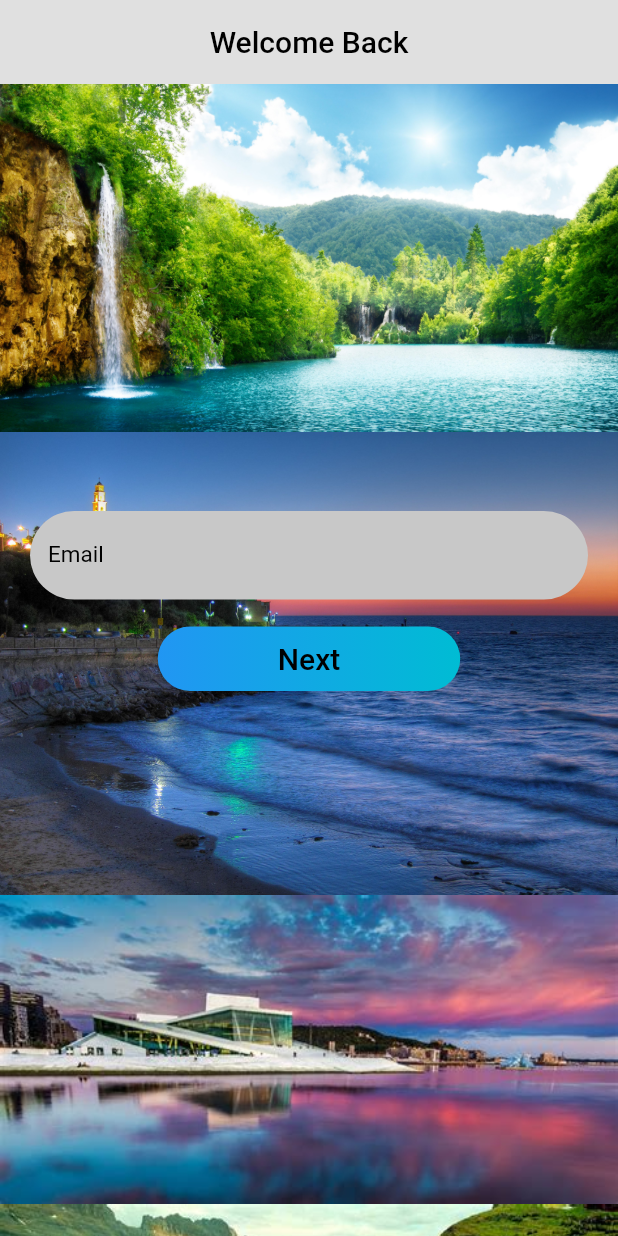
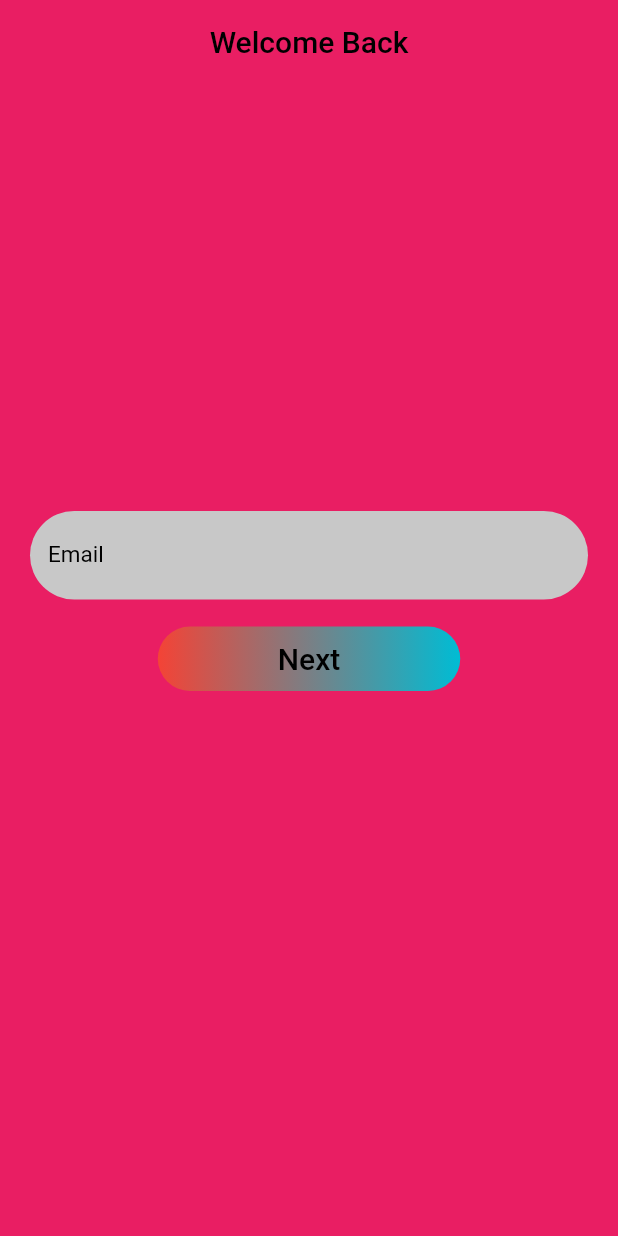
Before and after one commit to singwithaashish/envited_social_activites, a Flutter app: the screen it shows after launch, on a phone screen of 412 x 824 dp. Run offline on Flutter 3.47's test engine with Material 2 defaults, Android fonts, the phone set to English and light mode, and no system bars; our stand-ins replace cloud_firestore, date_time_picker, firebase_auth, firebase_core, firebase_storage, google_maps_flutter; missing offline and left inert: images_picker; accounts and stored records are empty.

```diff
--- a/lib/authentication/auth.dart
+++ b/lib/authentication/auth.dart
@@ -107,7 +107,7 @@ class Authentication extends ChangeNotifier {
       await FirebaseFirestore.instance
           .collection('chatAndUsersCollection')
           .add({
-        'metafata': 'hello mister hacker, please leave us in peace. thanks'
+        'timeCreated': DateTime.now(),
       }).then((value) {
         chatAndUserCollectionId = value.id;
       });
--- a/lib/main.dart
+++ b/lib/main.dart
@@ -26,9 +26,10 @@ class MainApp extends StatelessWidget {
         color: kThemeColor,
         home:
             Consumer<Authentication>(builder: (context, authentication, child) {
-          return FirebaseAuth.instance.currentUser?.uid != null
-              ? HomeScreen()
-              : LoginScreen();
+          // print(FirebaseAuth.instance.currentUser!.displayName);
+          // return LoginScreen();
+          var user = FirebaseAuth.instance.currentUser;
+          return user != null ? HomeScreen() : LoginScreen();
         }), //TODO: check if user's signed in and navigate to respective screen
       ),
     );
--- a/lib/screens/login_screen.dart
+++ b/lib/screens/login_screen.dart
@@ -19,17 +19,11 @@ class LoginScreen extends StatelessWidget {
           style: TextStyle(color: kTextColor),
         ),
         elevation: 0,
-        backgroundColor: kBackgroundColor,
+        backgroundColor: kThemeColor,
       ),
-      body: Stack(
-        children: [
-          ListView(children: [
-            Image.asset('assets/resort_1.jpeg'),
-            Image.asset('assets/resort_2.jpeg'),
-            Image.asset('assets/resort_3.jpeg'),
-            Image.asset('assets/resort_4.jpeg'),
-          ]),
-          ListView(
+      body: Container(
+        color: kThemeColor,
+        child: ListView(
           children: [
             SizedBox(
               height: screenSize.height / 3,
@@ -40,8 +34,7 @@ class LoginScreen extends StatelessWidget {
               ]);
             }),
           ],
-          )
-        ],
+        ),
       ),
     );
   }
--- a/lib/widgets/login_widgets.dart
+++ b/lib/widgets/login_widgets.dart
@@ -86,7 +86,7 @@ Container customButtonStyle() {
   return Container(
     decoration: BoxDecoration(
       borderRadius: BorderRadius.circular(50),
-      gradient: LinearGradient(colors: [Colors.blue, Colors.cyan]),
+      gradient: LinearGradient(colors: [Colors.red, Colors.cyan]),
     ),
     child: Padding(
       padding: const EdgeInsets.symmetric(horizontal: 80, vertical: 10),
```
Also changed, not shown: lib/screens/home_screen.dart (+15 -17 lines), lib/screens/invites_screen.dart (+23 -22 lines). Lines whose indentation alone changed are shown as unchanged.
